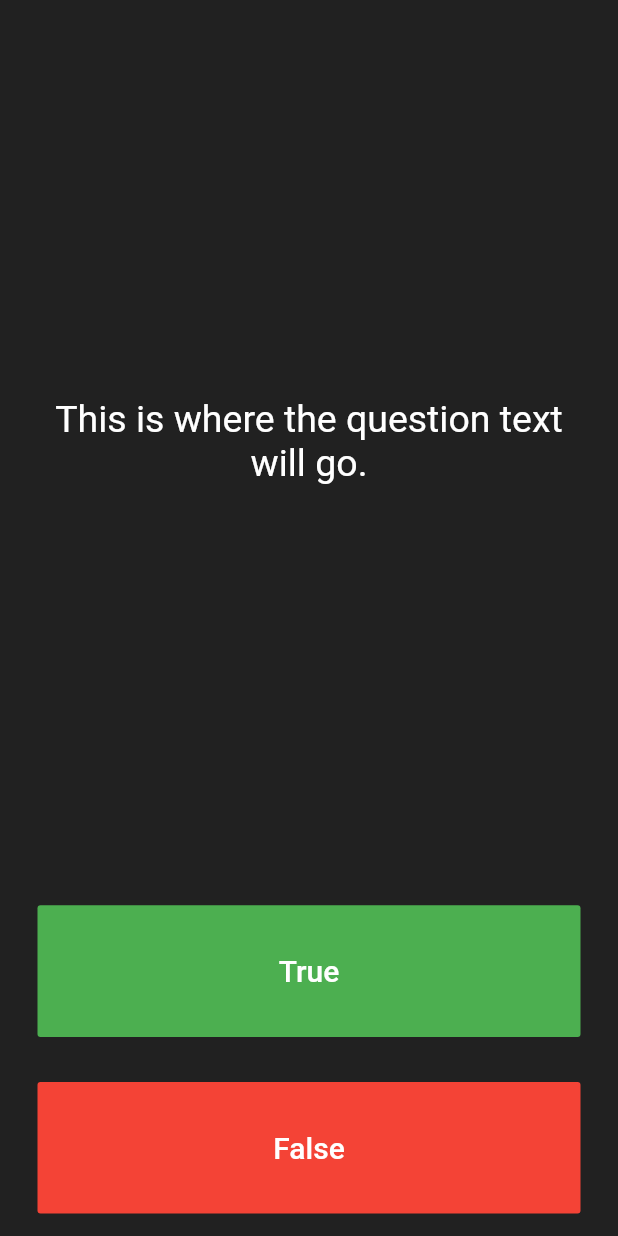
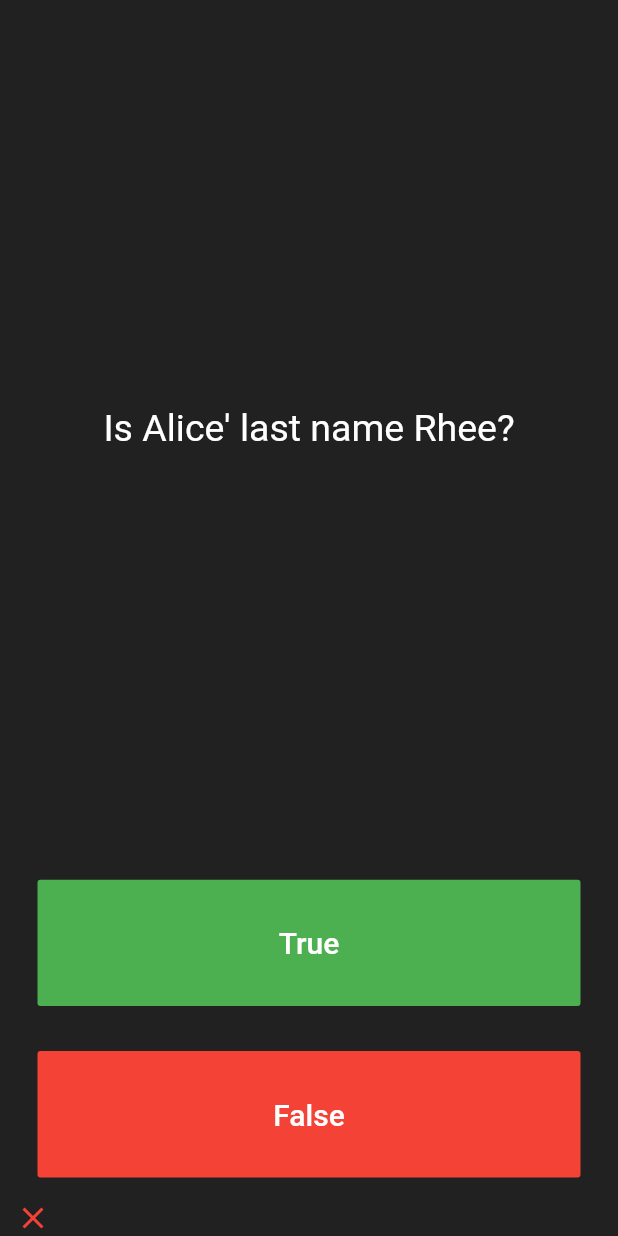
Before and after one commit to hackerman-peter/Learning-Flutter-Dev, a Flutter app: the screen it shows after launch, after a tap on "True", on a phone screen of 412 x 824 dp. Run offline on Flutter 3.47's test engine with Material 2 defaults, Android fonts, the light colour scheme and no system bars; our stand-ins replace audioplayers, rflutter_alert.

Commit message:
Quiz app completed

```diff
--- a/quizzler-flutter-master/lib/main.dart
+++ b/quizzler-flutter-master/lib/main.dart
@@ -1,6 +1,10 @@
 import 'package:flutter/material.dart';
+import 'quizBrain.dart';
+import 'package:rflutter_alert/rflutter_alert.dart';
 
-void main() => runApp(Quizzler());
+void main() {
+  runApp(Quizzler());
+}
 
 class Quizzler extends StatelessWidget {
   @override
@@ -25,6 +29,44 @@ class QuizPage extends StatefulWidget {
 }
 
 class _QuizPageState extends State<QuizPage> {
+  List<Widget> scoreKeeper = [];
+  QuizBrain quizBrain = QuizBrain();
+  int score = 0;
+
+  void checkAnswer(bool usersAnswer) {
+    if (quizBrain.isFinished()) {
+      String result = score.toString() + '/' + scoreKeeper.length.toString();
+      setState(() {
+        Alert(
+                context: context,
+                title: "Congratulations!",
+                desc: "You have completed the quiz. Your score is " + result)
+            .show();
+        quizBrain.reset();
+        scoreKeeper = [];
+      });
+    } else {
+      setState(() {
+        bool correctAns = quizBrain.getQuestionAnswer();
+
+        if (correctAns == usersAnswer) {
+          scoreKeeper.add(Icon(
+            Icons.check,
+            color: Colors.green,
+          ));
+          score++;
+        } else {
+          scoreKeeper.add(Icon(
+            Icons.close,
+            color: Colors.red,
+          ));
+        }
+
+        quizBrain.nextQuestion();
+      });
+    }
+  }
+
   @override
   Widget build(BuildContext context) {
     return Column(
@@ -37,7 +79,7 @@ class _QuizPageState extends State<QuizPage> {
             padding: EdgeInsets.all(10.0),
             child: Center(
               child: Text(
-                'This is where the question text will go.',
+                quizBrain.getQuestionText(),
                 textAlign: TextAlign.center,
                 style: TextStyle(
                   fontSize: 25.0,
@@ -61,7 +103,7 @@ class _QuizPageState extends State<QuizPage> {
                 ),
               ),
               onPressed: () {
-                //The user picked true.
+                checkAnswer(true);
               },
             ),
           ),
@@ -79,12 +121,13 @@ class _QuizPageState extends State<QuizPage> {
                 ),
               ),
               onPressed: () {
-                //The user picked false.
+                checkAnswer(false);
               },
             ),
           ),
         ),
         //TODO: Add a Row here as your score keeper
+        Row(children: scoreKeeper),
       ],
     );
   }
--- /dev/null
+++ b/quizzler-flutter-master/lib/question.dart
@@ -0,0 +1,9 @@
+class Question {
+  String questionText;
+  bool questionAnswer;
+
+  Question(String q, bool a) {
+    questionText = q;
+    questionAnswer = a;
+  }
+}
--- /dev/null
+++ b/quizzler-flutter-master/lib/quizBrain.dart
@@ -0,0 +1,40 @@
+import 'question.dart';
+
+class QuizBrain {
+  int _questionNum = 0;
+
+  List<Question> _questionBank = [
+    Question('Was Alice born in 1999?', false),
+    Question('Is Alice\' last name Rhee?', true),
+    Question('Alice was born in Seoul, Korea', false),
+    Question('Alice was born in Gold Coast, Australia', true),
+    Question('Alice loves food".', true),
+    Question('Alice loves Peter <3', true),
+  ];
+
+  bool isFinished() {
+    if (_questionNum == _questionBank.length - 1) {
+      return true;
+    }
+    return false;
+  }
+
+  void reset() {
+    _questionNum = 0;
+  }
+
+  void nextQuestion() {
+    if (_questionNum < _questionBank.length - 1) {
+      _questionNum++;
+      print(_questionNum);
+    }
+  }
+
+  String getQuestionText() {
+    return _questionBank[_questionNum].questionText;
+  }
+
+  bool getQuestionAnswer() {
+    return _questionBank[_questionNum].questionAnswer;
+  }
+}
--- a/quizzler-flutter-master/pubspec.yaml
+++ b/quizzler-flutter-master/pubspec.yaml
@@ -19,6 +19,8 @@ dependencies:
   # The following adds the Cupertino Icons font to your application.
   # Use with the CupertinoIcons class for iOS style icons.
   cupertino_icons: ^0.1.2
+  rflutter_alert: ^1.0.3
+
 
 dev_dependencies:
   flutter_test:
```
Also changed, not shown: 1 other file.
